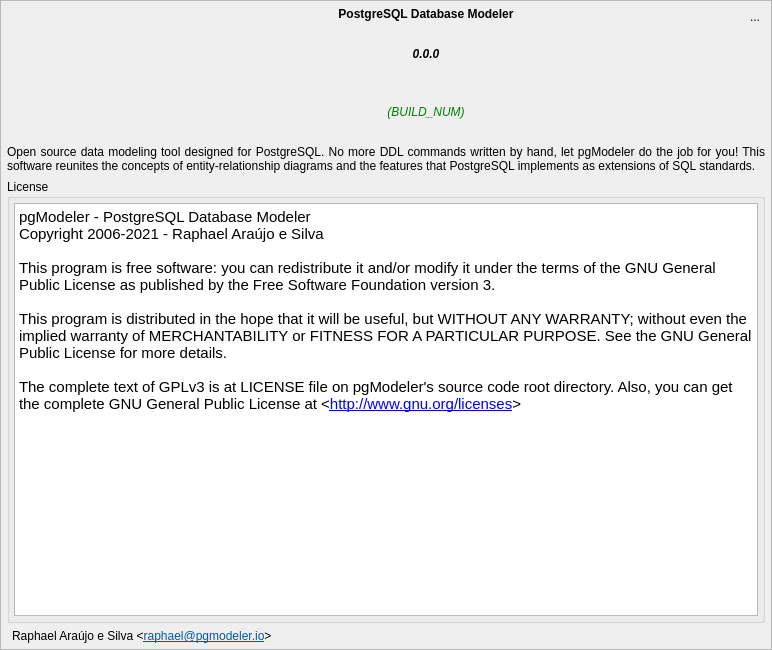
The window that libs/libgui/ui/widgets/aboutwidget.ui (pgmodeler/pgmodeler) describes before a commit, drawn with Qt 5.
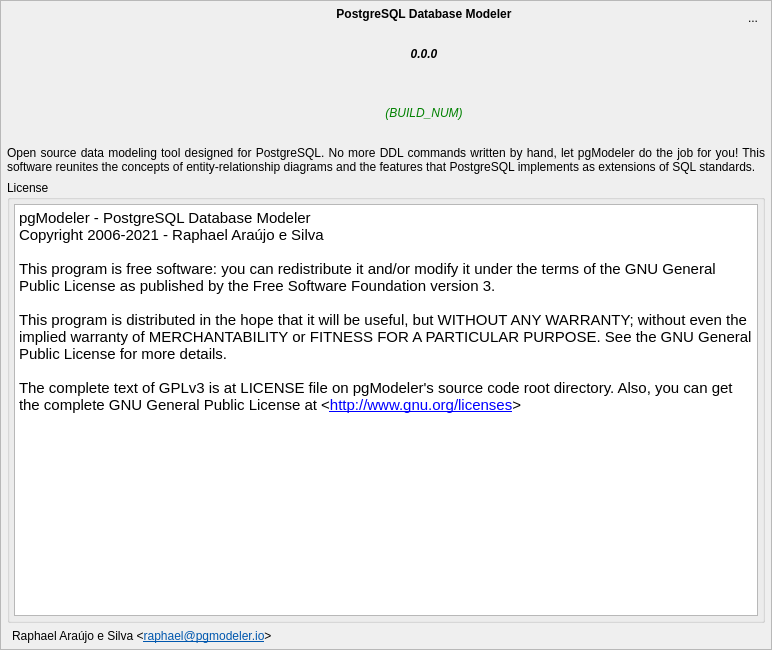
The same window after the commit. Icons and pictures are not drawn.

Patch:
```diff
--- a/libs/libgui/ui/widgets/aboutwidget.ui
+++ b/libs/libgui/ui/widgets/aboutwidget.ui
@@ -284,18 +284,6 @@
       </item>
       <item row="0" column="2">
        <widget class="QToolButton" name="hide_tb">
-        <property name="minimumSize">
-         <size>
-          <width>20</width>
-          <height>20</height>
-         </size>
-        </property>
-        <property name="maximumSize">
-         <size>
-          <width>20</width>
-          <height>20</height>
-         </size>
-        </property>
         <property name="toolTip">
          <string>Hide this widget</string>
         </property>
@@ -306,6 +294,12 @@
          <iconset resource="../../res/resources.qrc">
           <normaloff>:/icons/icons/close1.png</normaloff>:/icons/icons/close1.png</iconset>
         </property>
+        <property name="iconSize">
+         <size>
+          <width>25</width>
+          <height>25</height>
+         </size>
+        </property>
         <property name="autoRaise">
          <bool>true</bool>
         </property>
```
Left out of the diff: 1 changed line with no effect on the pictures.
